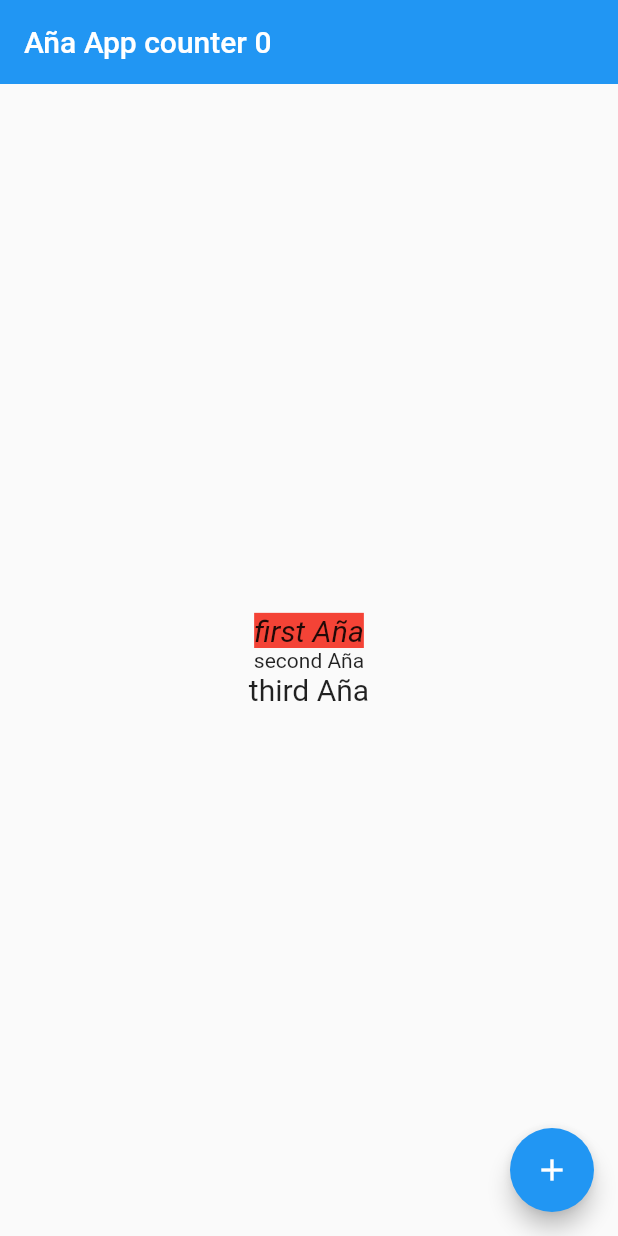
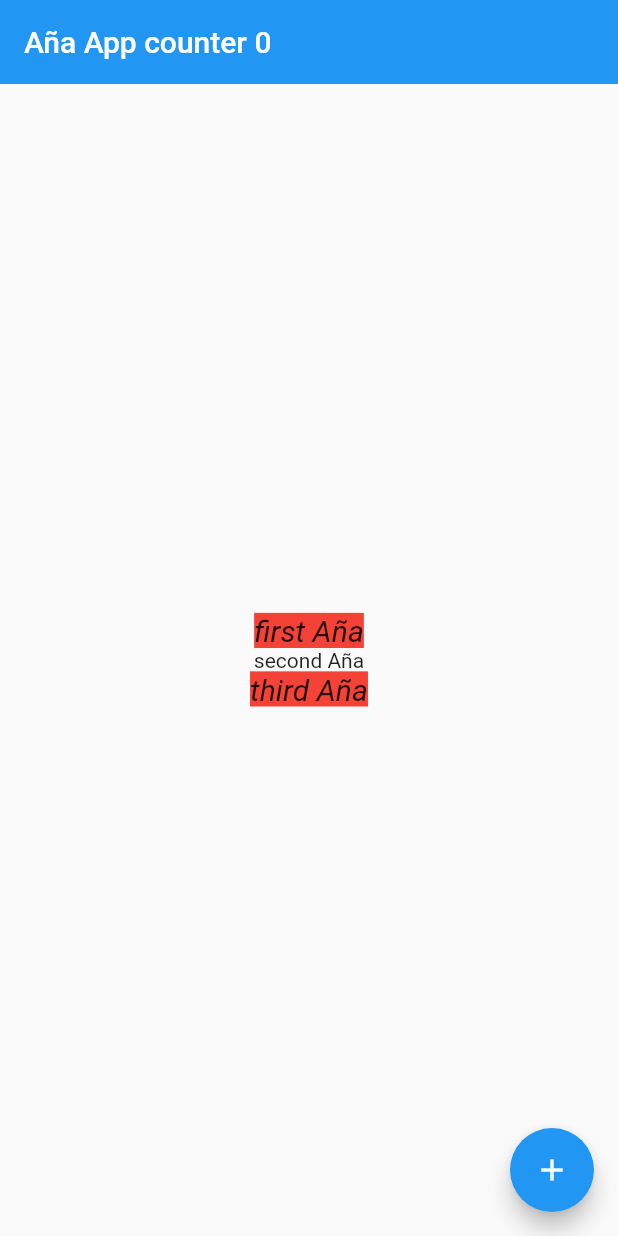
Before and after one commit to cuauhtlahuac/flutter_fer_herrera, a Flutter app: the screen it shows after launch, on a phone screen of 412 x 824 dp. Run offline on Flutter 3.47's test engine with Material 2 defaults, Android fonts, the phone set to English and light mode, and no system bars; Roboto replaces fonts that are missing (arial).

Commit message:
fix: using TextStyle final to manage common values

```diff
--- a/flutter_first_app/lib/screens/home_screen.dart
+++ b/flutter_first_app/lib/screens/home_screen.dart
@@ -3,7 +3,11 @@ import 'package:flutter/material.dart';
 class HomeScreen extends StatelessWidget {
   const HomeScreen({Key? key}) : super(key: key);
   final int _count = 0;
-  final double _fontSize = 20;
+  final TextStyle myTextStyle = const TextStyle(
+      backgroundColor: Colors.red,
+      fontStyle: FontStyle.italic,
+      fontFamily: "arial",
+      fontSize: 20);
   @override
   Widget build(BuildContext context) {
     return Scaffold(
@@ -17,16 +21,12 @@ class HomeScreen extends StatelessWidget {
           children: [
             Text(
               'first Aña',
-              style: TextStyle(
-                  backgroundColor: Colors.red,
-                  fontStyle: FontStyle.italic,
-                  fontFamily: "arial",
-                  fontSize: _fontSize),
+              style: myTextStyle,
             ),
             const Text('second Aña'),
             Text(
               'third Aña',
-              style: TextStyle(fontSize: _fontSize),
+              style: myTextStyle,
             ),
           ],
         ),
```
